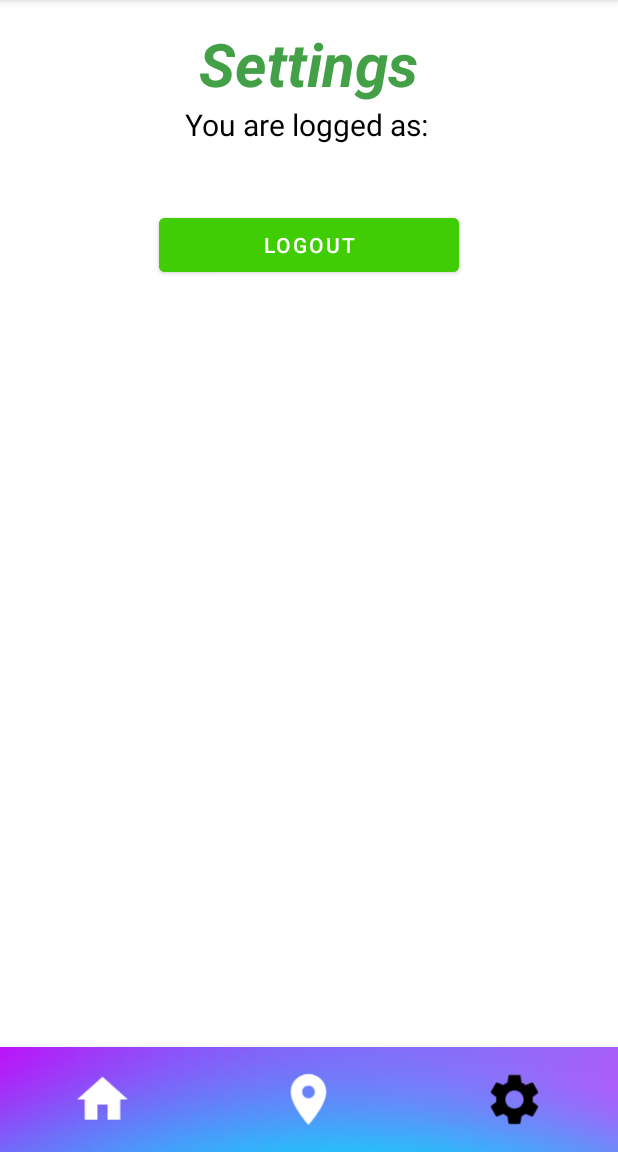
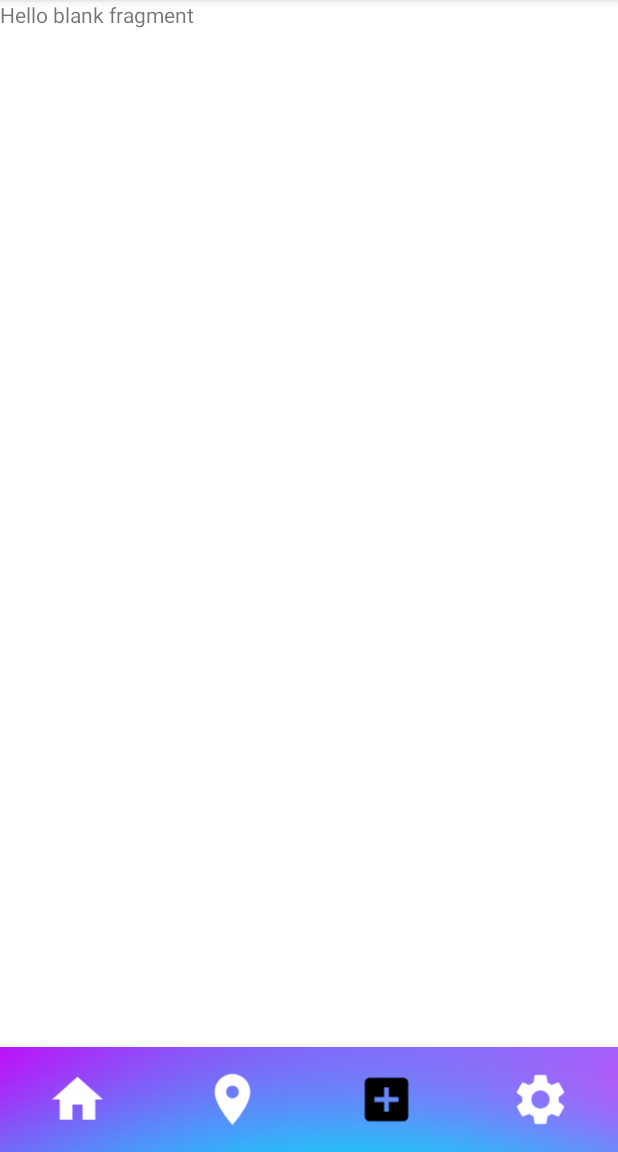
Before and after one commit to paololais/AndroidProject, an Android app: the screen it shows after launch once a user with an empty profile is signed in (MainActivity), item 3 of the bottom bar chosen, on a phone screen of 412 x 824 dp, the part 84-1236 px from its top. Run offline under Robolectric (Android 15) with nearby library versions, the light colour scheme and no system bars; our stand-ins replace Firebase (no records; nobody signed in at launch, a user with empty details on screens opened directly).

Commit message:
added addEvent

```diff
--- a/app/src/main/java/com/example/zenaparty/activities/MainActivity.java
+++ b/app/src/main/java/com/example/zenaparty/activities/MainActivity.java
@@ -9,15 +9,17 @@ import android.view.MenuItem;
 import android.widget.Button;
 import android.widget.TextView;
 
+import com.example.zenaparty.fragments.AddEventFragment;
 import com.example.zenaparty.fragments.HomeFragment;
 import com.example.zenaparty.fragments.MapsFragment;
 import com.example.zenaparty.R;
-import com.example.zenaparty.fragments.SettingsFragment;
+import com.example.zenaparty.fragments.ProfileFragment;
 import com.google.android.material.bottomnavigation.BottomNavigationView;
+import com.google.android.material.navigation.NavigationBarView;
 import com.google.firebase.auth.FirebaseAuth;
 import com.google.firebase.auth.FirebaseUser;
 
-public class MainActivity extends AppCompatActivity implements BottomNavigationView.OnNavigationItemSelectedListener{
+public class MainActivity extends AppCompatActivity implements NavigationBarView.OnItemSelectedListener{
     FirebaseAuth auth;
     Button logoutButton;
     TextView userTextView;
@@ -26,7 +28,8 @@ public class MainActivity extends AppCompatActivity implements BottomNavigationV
     BottomNavigationView bottomNavigationView;
     HomeFragment homeFragment = new HomeFragment();
     MapsFragment mapFragment = new MapsFragment();
-    SettingsFragment settingsFragment = new SettingsFragment();
+    AddEventFragment addEventFragment = new AddEventFragment();
+    ProfileFragment profileFragment = new ProfileFragment();
     @Override
     protected void onCreate(Bundle savedInstanceState) {
         super.onCreate(savedInstanceState);
@@ -45,7 +48,7 @@ public class MainActivity extends AppCompatActivity implements BottomNavigationV
             startActivity(intent);
             finish();
         }
-        bottomNavigationView.setOnNavigationItemSelectedListener(this);
+        bottomNavigationView.setOnItemSelectedListener(this);
         bottomNavigationView.setSelectedItemId(R.id.home);
 
 
@@ -70,10 +73,17 @@ public class MainActivity extends AppCompatActivity implements BottomNavigationV
                         .commit();
                 return true;
 
-            case R.id.settings:
+            case R.id.addEvent:
                 getSupportFragmentManager()
                         .beginTransaction()
-                        .replace(R.id.flFragment, settingsFragment)
+                        .replace(R.id.flFragment, addEventFragment)
+                        .commit();
+                return true;
+
+            case R.id.profile:
+                getSupportFragmentManager()
+                        .beginTransaction()
+                        .replace(R.id.flFragment, profileFragment)
                         .commit();
                 return true;
         }
--- /dev/null
+++ b/app/src/main/java/com/example/zenaparty/fragments/AddEventFragment.java
@@ -0,0 +1,21 @@
+package com.example.zenaparty.fragments;
+
+import android.os.Bundle;
+
+import androidx.fragment.app.Fragment;
+
+import android.view.LayoutInflater;
+import android.view.View;
+import android.view.ViewGroup;
+
+import com.example.zenaparty.R;
+
+public class AddEventFragment extends Fragment {
+
+    @Override
+    public View onCreateView(LayoutInflater inflater, ViewGroup container,
+                             Bundle savedInstanceState) {
+        // Inflate the layout for this fragment
+        return inflater.inflate(R.layout.fragment_addevent, container, false);
+    }
+}
--- a/app/src/main/java/com/example/zenaparty/fragments/SettingsFragment.java
+++ b/app/src/main/java/com/example/zenaparty/fragments/ProfileFragment.java
@@ -18,7 +18,7 @@ import com.example.zenaparty.activities.LogActivity;
 import com.google.firebase.auth.FirebaseAuth;
 import com.google.firebase.auth.FirebaseUser;
 
-public class SettingsFragment extends Fragment {
+public class ProfileFragment extends Fragment {
     Button logoutButton;
     TextView userTextView;
     FirebaseUser user;
--- /dev/null
+++ b/app/src/main/res/drawable/ic_add_foreground.xml
@@ -0,0 +1,15 @@
+<vector xmlns:android="http://schemas.android.com/apk/res/android"
+    android:width="108dp"
+    android:height="108dp"
+    android:viewportWidth="24"
+    android:viewportHeight="24"
+    android:tint="#FFFFFF">
+  <group android:scaleX="0.551"
+      android:scaleY="0.551"
+      android:translateX="5.388"
+      android:translateY="5.388">
+    <path
+        android:fillColor="@android:color/white"
+        android:pathData="M19,3L5,3c-1.11,0 -2,0.9 -2,2v14c0,1.1 0.89,2 2,2h14c1.1,0 2,-0.9 2,-2L21,5c0,-1.1 -0.9,-2 -2,-2zM17,13h-4v4h-2v-4L7,13v-2h4L11,7h2v4h4v2z"/>
+  </group>
+</vector>
--- /dev/null
+++ b/app/src/main/res/layout/fragment_addevent.xml
@@ -0,0 +1,14 @@
+<?xml version="1.0" encoding="utf-8"?>
+<FrameLayout xmlns:android="http://schemas.android.com/apk/res/android"
+    xmlns:tools="http://schemas.android.com/tools"
+    android:layout_width="match_parent"
+    android:layout_height="match_parent"
+    tools:context=".fragments.AddEventFragment">
+
+    <!-- TODO: Update blank fragment layout -->
+    <TextView
+        android:layout_width="match_parent"
+        android:layout_height="match_parent"
+        android:text="@string/hello_blank_fragment" />
+
+</FrameLayout>
--- a/app/src/main/res/menu/bottom_nav_menu.xml
+++ b/app/src/main/res/menu/bottom_nav_menu.xml
@@ -9,7 +9,11 @@
         android:title="Map"
         android:icon="@drawable/ic_map_foreground"/>
     <item
-        android:id="@+id/settings"
-        android:title="Settings"
+        android:id="@+id/addEvent"
+        android:title="Add Event"
+        android:icon="@drawable/ic_add_foreground"/>
+    <item
+        android:id="@+id/profile"
+        android:title="Profile"
         android:icon="@drawable/ic_settings_foreground"/>
 </menu>
--- /dev/null
+++ b/app/src/main/res/mipmap-anydpi-v26/ic_add.xml
@@ -0,0 +1,5 @@
+<?xml version="1.0" encoding="utf-8"?>
+<adaptive-icon xmlns:android="http://schemas.android.com/apk/res/android">
+    <background android:drawable="@color/ic_add_background"/>
+    <foreground android:drawable="@drawable/ic_add_foreground"/>
+</adaptive-icon>
--- /dev/null
+++ b/app/src/main/res/values/ic_add_background.xml
@@ -0,0 +1,4 @@
+<?xml version="1.0" encoding="utf-8"?>
+<resources>
+    <color name="ic_add_background">#656363</color>
+</resources>
```
